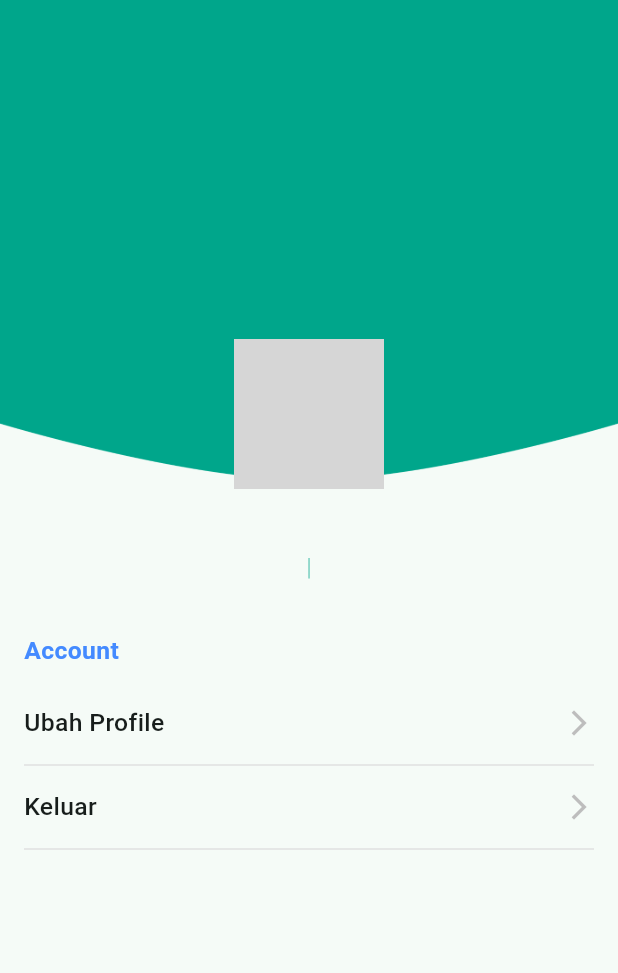
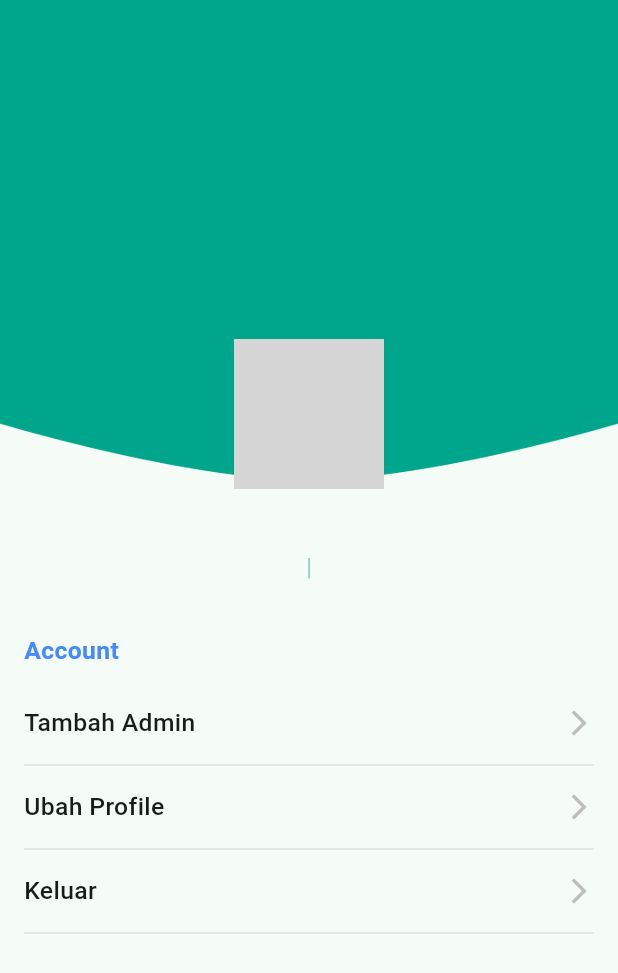
Before and after one commit to priboen/komdigi_logbooks_admins, a Flutter app: the ProfilePage screen opened directly, on a phone screen of 412 x 824 dp. Shown: the top 973 px of the screen. Run offline on Flutter 3.47's test engine with Material 3 defaults, Android fonts, the phone set to English and light mode, and no system bars; our stand-ins replace bloc, dartz, flutter_bloc, flutter_svg, freezed_annotation, image_picker and 3 more; accounts and stored records are empty; network calls fail; grey boxes are pictures that could not be loaded.

Commit message:
revisi : add admin register

```diff
--- /dev/null
+++ b/lib/data/model/responses/admin_register_response_model.dart
@@ -0,0 +1,65 @@
+import 'dart:convert';
+
+class AdminRegisterResponseModel {
+    final String? message;
+    final Admin? data;
+
+    AdminRegisterResponseModel({
+        this.message,
+        this.data,
+    });
+
+    factory AdminRegisterResponseModel.fromJson(String str) => AdminRegisterResponseModel.fromMap(json.decode(str));
+
+    String toJson() => json.encode(toMap());
+
+    factory AdminRegisterResponseModel.fromMap(Map<String, dynamic> json) => AdminRegisterResponseModel(
+        message: json["message"],
+        data: json["data"] == null ? null : Admin.fromMap(json["data"]),
+    );
+
+    Map<String, dynamic> toMap() => {
+        "message": message,
+        "data": data?.toMap(),
+    };
+}
+
+class Admin {
+    final String? name;
+    final String? email;
+    final String? roles;
+    final DateTime? updatedAt;
+    final DateTime? createdAt;
+    final int? id;
+
+    Admin({
+        this.name,
+        this.email,
+        this.roles,
+        this.updatedAt,
+        this.createdAt,
+        this.id,
+    });
+
+    factory Admin.fromJson(String str) => Admin.fromMap(json.decode(str));
+
+    String toJson() => json.encode(toMap());
+
+    factory Admin.fromMap(Map<String, dynamic> json) => Admin(
+        name: json["name"],
+        email: json["email"],
+        roles: json["roles"],
+        updatedAt: json["updated_at"] == null ? null : DateTime.parse(json["updated_at"]),
+        createdAt: json["created_at"] == null ? null : DateTime.parse(json["created_at"]),
+        id: json["id"],
+    );
+
+    Map<String, dynamic> toMap() => {
+        "name": name,
+        "email": email,
+        "roles": roles,
+        "updated_at": updatedAt?.toIso8601String(),
+        "created_at": createdAt?.toIso8601String(),
+        "id": id,
+    };
+}
--- a/lib/main.dart
+++ b/lib/main.dart
@@ -4,6 +4,7 @@ import 'package:komdigi_logbooks_admins/core/constants/constants.dart';
 import 'package:komdigi_logbooks_admins/data/datasources/auth_remote_datasource.dart';
 import 'package:komdigi_logbooks_admins/data/datasources/pembimbing_remote_datasources.dart';
 import 'package:komdigi_logbooks_admins/data/datasources/project_remote_datasources.dart';
+import 'package:komdigi_logbooks_admins/presentation/admin/bloc/register_admin/register_admin_bloc.dart';
 import 'package:komdigi_logbooks_admins/presentation/auth/bloc/login_bloc/login_bloc.dart';
 import 'package:komdigi_logbooks_admins/presentation/auth/bloc/logout_bloc/logout_bloc.dart';
 import 'package:komdigi_logbooks_admins/presentation/auth/pages/login_page.dart';
@@ -71,6 +72,11 @@ class MyApp extends StatelessWidget {
             AuthRemoteDatasource(),
           ),
         ),
+        BlocProvider(
+          create: (context) => RegisterAdminBloc(
+            AuthRemoteDatasource(),
+          ),
+        ),
       ],
       child: MaterialApp(
         debugShowCheckedModeBanner: false,
--- /dev/null
+++ b/lib/presentation/admin/bloc/register_admin/register_admin_bloc.dart
@@ -0,0 +1,26 @@
+import 'package:bloc/bloc.dart';
+import 'package:freezed_annotation/freezed_annotation.dart';
+import 'package:komdigi_logbooks_admins/data/datasources/auth_remote_datasource.dart';
+import 'package:komdigi_logbooks_admins/data/model/responses/admin_register_response_model.dart';
+
+part 'register_admin_event.dart';
+part 'register_admin_state.dart';
+part 'register_admin_bloc.freezed.dart';
+
+class RegisterAdminBloc extends Bloc<RegisterAdminEvent, RegisterAdminState> {
+  final AuthRemoteDatasource authRemoteDatasource;
+  RegisterAdminBloc(this.authRemoteDatasource) : super(const _Initial()) {
+    on<_RegisterAdmin>((event, emit) async {
+      emit(const _Loading());
+      final result = await authRemoteDatasource.registerAdmin(
+        event.name,
+        event.email,
+        event.password,
+      );
+      result.fold(
+        (error) => emit(_Error(error)),
+        (admin) => emit(_Success(admin)),
+      );
+    });
+  }
+}
--- /dev/null
+++ b/lib/presentation/admin/bloc/register_admin/register_admin_event.dart
@@ -0,0 +1,11 @@
+part of 'register_admin_bloc.dart';
+
+@freezed
+class RegisterAdminEvent with _$RegisterAdminEvent {
+  const factory RegisterAdminEvent.started() = _Started;
+  const factory RegisterAdminEvent.registerAdmin({
+    required String name,
+    required String email,
+    required String password,
+  }) = _RegisterAdmin;
+}
--- /dev/null
+++ b/lib/presentation/admin/bloc/register_admin/register_admin_state.dart
@@ -0,0 +1,9 @@
+part of 'register_admin_bloc.dart';
+
+@freezed
+class RegisterAdminState with _$RegisterAdminState {
+  const factory RegisterAdminState.initial() = _Initial;
+  const factory RegisterAdminState.loading() = _Loading;
+  const factory RegisterAdminState.success(AdminRegisterResponseModel admin) = _Success;
+  const factory RegisterAdminState.error(String error) = _Error;
+}
--- a/lib/presentation/profile/pages/profile_page.dart
+++ b/lib/presentation/profile/pages/profile_page.dart
@@ -5,6 +5,7 @@ import 'package:komdigi_logbooks_admins/core/core.dart';
 import 'package:komdigi_logbooks_admins/core/extensions/extensions.dart';
 import 'package:komdigi_logbooks_admins/data/datasources/auth_local_datasources.dart';
 import 'package:komdigi_logbooks_admins/data/model/responses/auth_response_model.dart';
+import 'package:komdigi_logbooks_admins/presentation/admin/pages/add_admin_page.dart';
 import 'package:komdigi_logbooks_admins/presentation/auth/bloc/logout_bloc/logout_bloc.dart';
 import 'package:komdigi_logbooks_admins/presentation/auth/pages/login_page.dart';
 import 'package:komdigi_logbooks_admins/presentation/profile/pages/update_profile_page.dart';
@@ -133,6 +134,17 @@ class _ProfilePageState extends State<ProfilePage> {
                       ),
                       const SpaceHeight(16),
                       MenuItem(
+                        title: 'Tambah Admin',
+                        icon: Icons.arrow_forward_ios,
+                        onPressed: () {
+                          context.push(const AddAdminPage());
+                        },
+                      ),
+                      Divider(
+                        color: Colors.grey.shade300,
+                        thickness: 1,
+                      ),
+                      MenuItem(
                         title: 'Ubah Profile',
                         icon: Icons.arrow_forward_ios,
                         onPressed: () {
```
Also changed, not shown: lib/data/datasources/auth_remote_datasource.dart (+31 -0 lines), lib/presentation/admin/pages/add_admin_page.dart (added, +155 -0 lines), lib/presentation/admin/bloc/register_admin/register_admin_bloc.freezed.dart (added).
